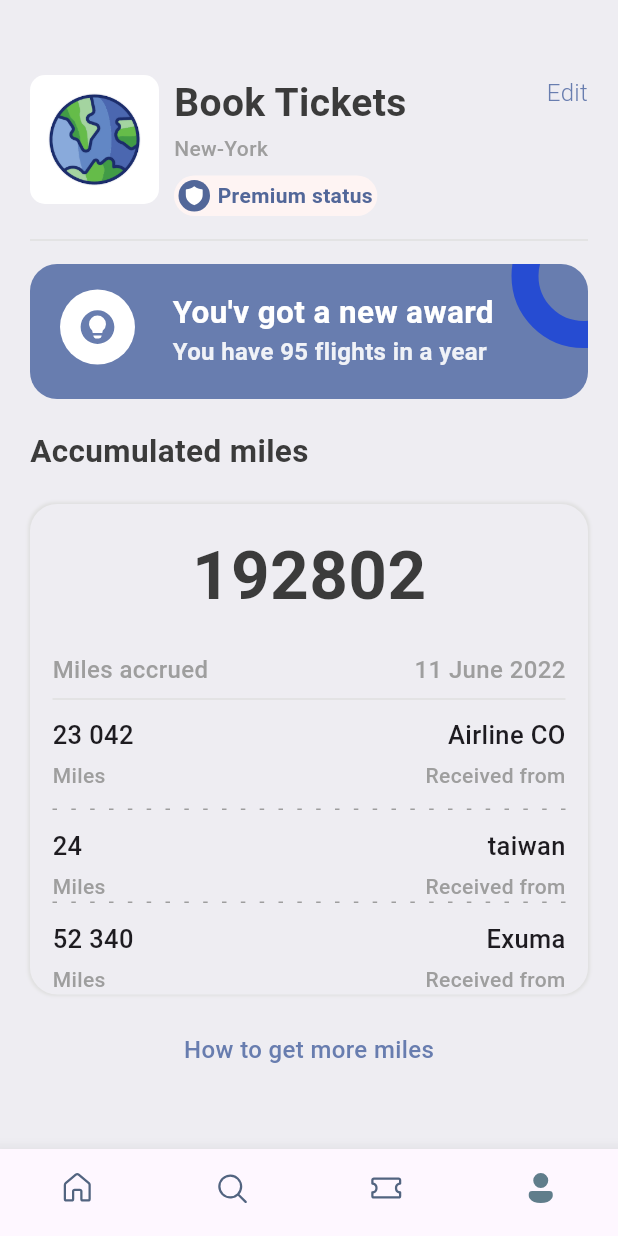
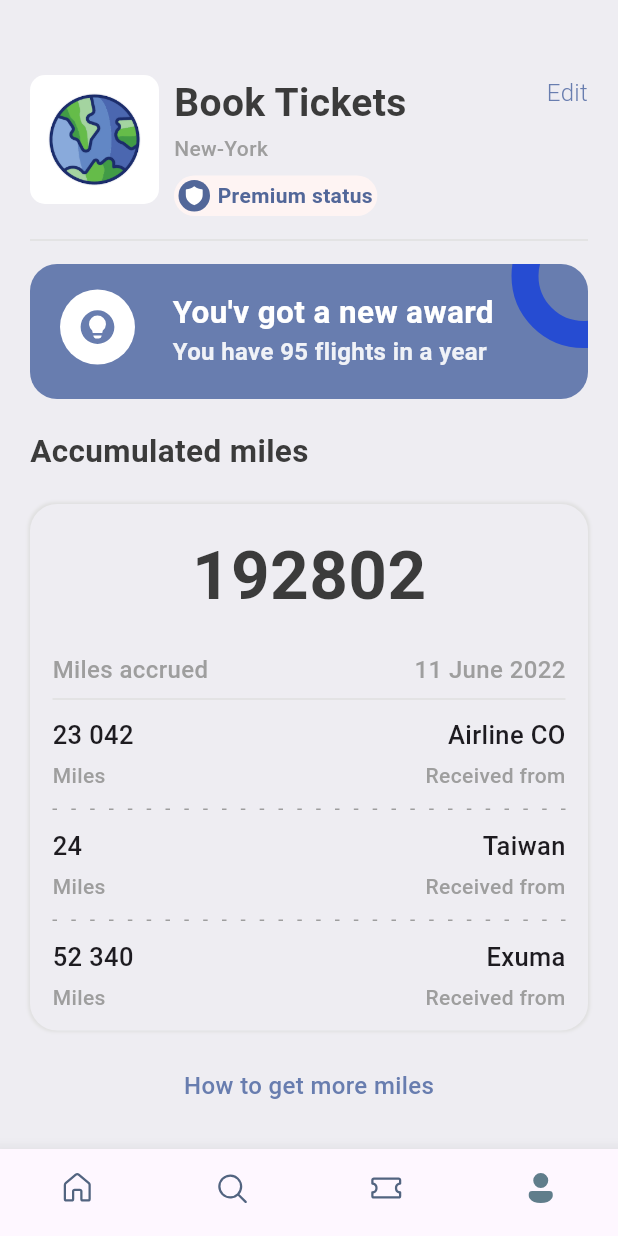
Before and after one commit to crunchoco/booktickets, a Flutter app: the screen it shows after launch, on a phone screen of 412 x 824 dp. Run offline on Flutter 3.47's test engine with Material 3 defaults, Android fonts, the phone set to English and light mode, and no system bars; our stand-ins replace barcode_widget, fluentui_icons, get.

Commit message:
Correct spacing

```diff
--- a/lib/screens/profile_screen.dart
+++ b/lib/screens/profile_screen.dart
@@ -193,13 +193,14 @@ class ProfileScreen extends StatelessWidget {
                       isColor: false,
                     ),
                     AppColumnLayout(
-                      firstText: 'taiwan',
+                      firstText: 'Taiwan',
                       secondText: 'Received from',
                       alignment: CrossAxisAlignment.end,
                       isColor: false,
                     ),
                   ],
                 ),
+                SizedBox(height: 12,),
                 AppLayoutBuildWidget(sections: 12,isColor: false,),
                 SizedBox(height: 12,),
                 const Row(
@@ -219,6 +220,7 @@ class ProfileScreen extends StatelessWidget {
                     ),
                   ],
                 ),
+                SizedBox(height: 12,),
               ],
             ),
           ),
```
